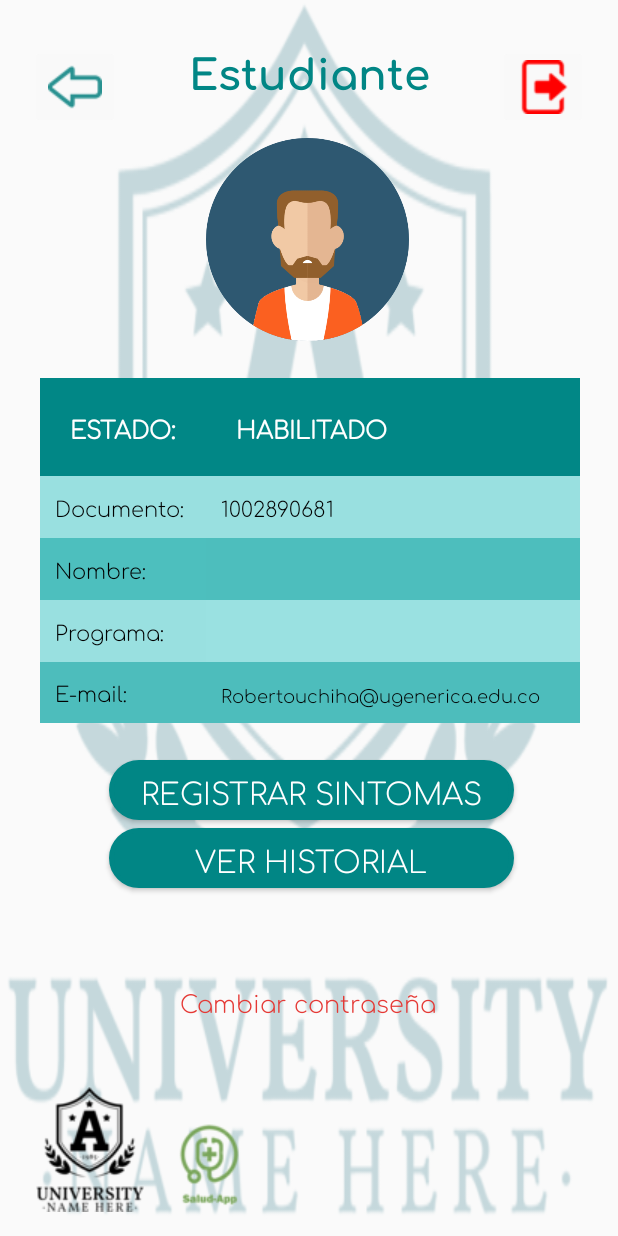
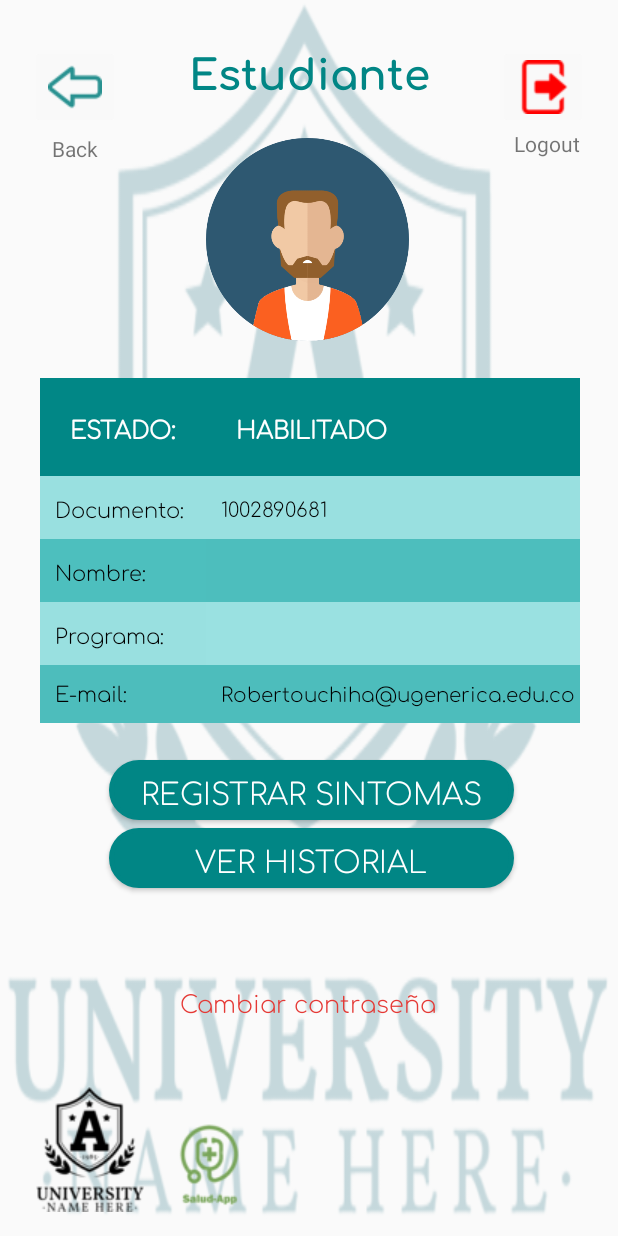
Before and after one commit to Jaquevedo/Proyecto-UNAB, an Android app: the layout activity_perfil_estudiante.xml on its own in the app's theme, with its tools: preview values and no code run, on a phone screen of 412 x 824 dp. Run offline under Robolectric (Android 15) with nearby library versions, the phone set to English and light mode, and no system bars.

Commit message:
Perfil estudiantes y docentes login

```diff
--- a/AplicationUNAB_V2/app/src/main/res/layout/activity_perfil_estudiante.xml
+++ b/AplicationUNAB_V2/app/src/main/res/layout/activity_perfil_estudiante.xml
@@ -74,6 +74,7 @@
                 android:textStyle="bold" />
 
             <TextView
+                android:id="@+id/txtEstado"
                 android:layout_width="fill_parent"
                 android:layout_height="fill_parent"
                 android:fontFamily="@font/comfortaa_light"
@@ -96,7 +97,7 @@
             <TextView
                 android:id="@+id/row0"
                 android:layout_width="fill_parent"
-                android:layout_height="fill_parent"
+                android:layout_height="match_parent"
                 android:background="#99E0E0"
                 android:fontFamily="@font/comfortaa_light"
                 android:gravity="bottom"
@@ -110,24 +111,22 @@
                 android:textStyle="normal"
                 tools:ignore="TextContrastCheck" />
 
-            <EditText
+            <TextView
                 android:id="@+id/docData"
                 android:layout_width="fill_parent"
-                android:layout_height="41dp"
+                android:layout_height="match_parent"
                 android:background="#99E0E0"
                 android:fontFamily="@font/comfortaa_light"
                 android:importantForAutofill="no"
-                android:inputType="number"
                 android:padding="10dp"
                 android:text="@string/documentoData"
                 android:textColor="@color/black"
                 android:textColorHighlight="@color/purple_200"
                 android:textColorHint="@color/black"
                 android:textColorLink="@color/black"
-                android:textSize="14sp"
+                android:textSize="13sp"
                 android:textStyle="normal"
-                tools:ignore="TouchTargetSizeCheck,TextContrastCheck"
-                tools:text="@string/documentoData" />
+                tools:ignore="TouchTargetSizeCheck,TextContrastCheck" />
         </TableRow>
 
         <TableRow
@@ -139,7 +138,7 @@
             <TextView
                 android:id="@+id/nombre"
                 android:layout_width="fill_parent"
-                android:layout_height="fill_parent"
+                android:layout_height="match_parent"
                 android:background="#4DBFBE"
                 android:fontFamily="@font/comfortaa_light"
                 android:gravity="bottom"
@@ -153,10 +152,10 @@
                 android:textStyle="normal"
                 tools:ignore="TextContrastCheck" />
 
-            <EditText
+            <TextView
                 android:id="@+id/nameData"
                 android:layout_width="fill_parent"
-                android:layout_height="41dp"
+                android:layout_height="match_parent"
                 android:background="#4DBEBD"
                 android:fontFamily="@font/comfortaa_light"
                 android:importantForAutofill="no"
@@ -165,7 +164,7 @@
                 android:textColor="@color/black"
                 android:textColorHighlight="@color/purple_200"
                 android:textColorLink="@color/purple_200"
-                android:textSize="14sp"
+                android:textSize="13sp"
                 android:textStyle="normal"
                 tools:ignore="TextViewEdits,TouchTargetSizeCheck,SpeakableTextPresentCheck" />
         </TableRow>
@@ -179,7 +178,7 @@
             <TextView
                 android:id="@+id/rowC1"
                 android:layout_width="fill_parent"
-                android:layout_height="fill_parent"
+                android:layout_height="match_parent"
                 android:background="#99E0E0"
                 android:fontFamily="@font/comfortaa_light"
                 android:gravity="bottom"
@@ -193,10 +192,10 @@
                 android:textStyle="normal"
                 tools:ignore="TextContrastCheck" />
 
-            <EditText
+            <TextView
                 android:id="@+id/lunesHorario"
                 android:layout_width="fill_parent"
-                android:layout_height="41dp"
+                android:layout_height="match_parent"
                 android:background="#9AE1E1"
                 android:fontFamily="@font/comfortaa_light"
                 android:gravity="bottom"
@@ -206,16 +205,10 @@
                 android:textColor="@color/black"
                 android:textColorHighlight="@color/purple_200"
                 android:textColorLink="@color/white"
-                android:textSize="14sp"
+                android:textSize="13sp"
                 android:textStyle="normal"
                 tools:ignore="SpeakableTextPresentCheck,TouchTargetSizeCheck" />
         </TableRow>
-
-        <TableRow
-            android:layout_width="fill_parent"
-            android:layout_height="38dp"
-            android:layout_gravity="center"
-            android:background="@color/teal_700" />
 
         <TableRow
             android:layout_width="fill_parent"
@@ -226,7 +219,7 @@
             <TextView
                 android:id="@+id/email"
                 android:layout_width="fill_parent"
-                android:layout_height="fill_parent"
+                android:layout_height="match_parent"
                 android:background="#4DBDBC"
                 android:fontFamily="@font/comfortaa_light"
                 android:gravity="bottom"
@@ -240,10 +233,10 @@
                 android:textStyle="normal"
                 tools:ignore="TextContrastCheck" />
 
-            <EditText
+            <TextView
                 android:id="@+id/martesHorario"
                 android:layout_width="fill_parent"
-                android:layout_height="fill_parent"
+                android:layout_height="match_parent"
                 android:background="#4DBDBC"
                 android:fontFamily="@font/comfortaa_light"
                 android:gravity="bottom"
@@ -254,7 +247,7 @@
                 android:textColor="@color/black"
                 android:textColorHighlight="@color/purple_200"
                 android:textColorLink="@color/white"
-                android:textSize="12sp"
+                android:textSize="13sp"
                 android:textStyle="normal"
                 tools:ignore="TouchTargetSizeCheck,TextContrastCheck" />
         </TableRow>
@@ -385,6 +378,31 @@
         app:layout_constraintHorizontal_bias="0.497"
         app:layout_constraintStart_toStartOf="parent"
         app:layout_constraintTop_toBottomOf="@+id/btnHistoryEst"
-        tools:ignore="TouchTargetSizeCheck,TextContrastCheck" />
+        tools:ignore="TouchTargetSizeCheck,TextContrastCheck"
+        android:focusable="true" />
+
+    <TextView
+        android:id="@+id/textView3"
+        android:layout_width="wrap_content"
+        android:layout_height="wrap_content"
+        android:layout_marginTop="3dp"
+        android:layout_marginBottom="143dp"
+        android:text="@string/back"
+        app:layout_constraintBottom_toTopOf="@+id/tableLayout2"
+        app:layout_constraintEnd_toEndOf="@+id/btnBackEst"
+        app:layout_constraintStart_toStartOf="@+id/btnBackEst"
+        app:layout_constraintTop_toBottomOf="@+id/btnBackEst"
+        app:layout_constraintVertical_bias="0.45" />
+
+    <TextView
+        android:id="@+id/textView2"
+        android:layout_width="wrap_content"
+        android:layout_height="wrap_content"
+        android:layout_marginStart="15dp"
+        android:layout_marginEnd="30dp"
+        android:text="@string/logout"
+        app:layout_constraintEnd_toEndOf="parent"
+        app:layout_constraintStart_toStartOf="@+id/btnLogoutEst"
+        app:layout_constraintTop_toBottomOf="@+id/btnLogoutEst" />
 
 </androidx.constraintlayout.widget.ConstraintLayout>
```
Also changed, not shown: AplicationUNAB_V2/app/src/main/java/com/aplication/aplicationunab_v2/activitys/estudiante/PerfilEstudiante.java (+54 -4 lines), AplicationUNAB_V2/app/src/main/java/com/aplication/aplicationunab_v2/activitys/profesores/PerfilProfesores.java (+64 -0 lines), AplicationUNAB_V2/app/src/main/res/layout/activity_perfil_profesores.xml (+18 -24 lines).
